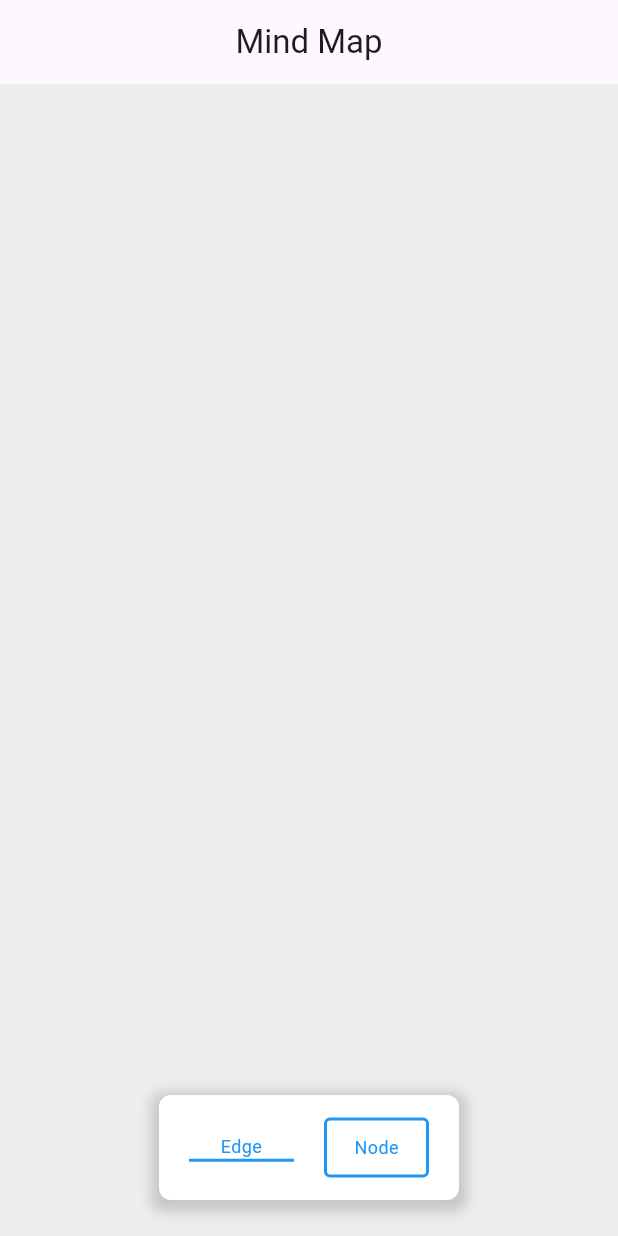
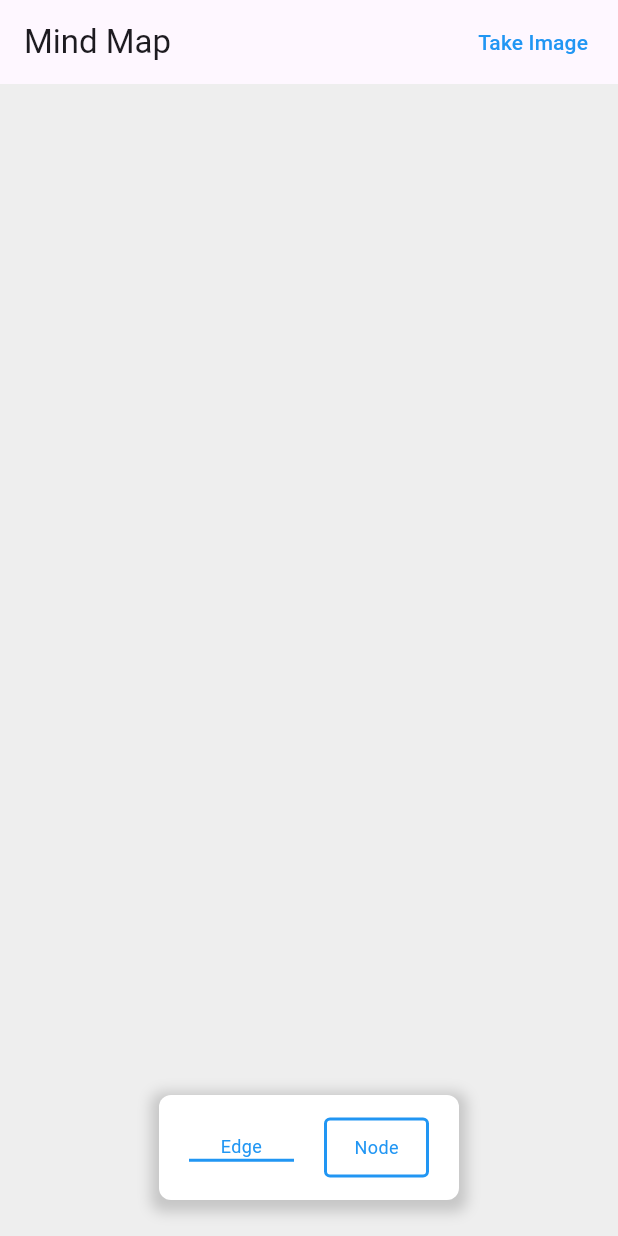
Before and after one commit to B-Mohammad/mind_map, a Flutter app: the screen it shows after launch, on a phone screen of 412 x 824 dp. Run offline on Flutter 3.47's test engine with Material 3 defaults, Android fonts, the phone set to English and light mode, and no system bars; drawn by our look-alikes of screenshot; our stand-ins replace flutter_colorpicker, get, image_picker; missing offline and left inert: dart:html.

Commit message:
fix bug - add save image - add notif

```diff
--- a/lib/main.dart
+++ b/lib/main.dart
@@ -15,10 +15,6 @@ class MyApp extends StatelessWidget {
       debugShowCheckedModeBanner: false,
       title: 'Mind Map',
       home: Scaffold(
-        appBar: AppBar(
-          title: const Text("Mind Map"),
-          centerTitle: true,
-        ),
         backgroundColor: Colors.grey[200],
         body: const MainPage(),
       ),
--- a/lib/screens/main_page.dart
+++ b/lib/screens/main_page.dart
@@ -1,3 +1,6 @@
+import 'dart:async';
+
+import 'package:flutter/foundation.dart';
 import 'package:flutter/material.dart';
 import 'package:flutter/services.dart';
 import 'package:flutter_colorpicker/flutter_colorpicker.dart';
@@ -9,6 +12,10 @@ import 'package:mind_map/widgets/custom_dialog_create_node.dart';
 import 'package:mind_map/widgets/custom_dialog_delete_node.dart';
 import 'package:mind_map/widgets/node_widget.dart';
 import 'package:mind_map/widgets/tool_bar_widget.dart';
+import 'package:screenshot/screenshot.dart';
+import 'package:mind_map/utils/save_image_stub.dart'
+    if (dart.library.html) 'package:mind_map/utils/save_image_web.dart'
+    if (dart.library.io) 'package:mind_map/utils/save_image_desktop.dart';
 
 class MainPage extends StatefulWidget {
   const MainPage({super.key});
@@ -18,11 +25,13 @@ class MainPage extends StatefulWidget {
 }
 
 class _MainPageState extends State<MainPage> {
+  late final ScreenshotController screenshotController;
   late final MainPageController _controller;
   late final FocusNode _focusNode;
 
   @override
   void initState() {
+    screenshotController = ScreenshotController();
     _controller = Get.put(MainPageController());
     _focusNode = FocusNode();
     super.initState();
@@ -33,6 +42,10 @@ class _MainPageState extends State<MainPage> {
     _focusNode.dispose();
     _controller.dispose();
     super.dispose();
+  }
+
+  void saveImage(Uint8List imageData, String fileName) {
+    saveImageToDisk(imageData, fileName);
   }
 
   List<NodeWidget> createNodeWidget() {
@@ -127,7 +140,39 @@ class _MainPageState extends State<MainPage> {
 
   @override
   Widget build(BuildContext context) {
-    return GetBuilder<MainPageController>(builder: (controller) {
+    return Column(
+      children: [
+        AppBar(
+          actions: [
+            Padding(
+              padding: const EdgeInsets.all(8.0),
+              child: TextButton(
+                onPressed: () {
+                  _controller.setIsCapMode = true;
+                  screenshotController
+                      .capture(pixelRatio: 2)
+                      .then((Uint8List? image) {
+                    if (image != null) {
+                      saveImage(image,
+                          DateTime.now().millisecondsSinceEpoch.toString());
+                    }
+                  }).catchError((onError) {
+                    print(onError);
+                  });
+                  Future.delayed(const Duration(milliseconds: 50),
+                      () => _controller.setIsCapMode = false);
+                },
+                child: const Text(
+                  "Take Image",
+                  style: TextStyle(color: Colors.blue),
+                ),
+              ),
+            )
+          ],
+          title: const Text("Mind Map"),
+        ),
+        Expanded(
+          child: GetBuilder<MainPageController>(builder: (controller) {
             debugPrint("+++rebuild+++");
             return KeyboardListener(
               focusNode: _focusNode,
@@ -144,6 +189,8 @@ class _MainPageState extends State<MainPage> {
                 onHover: (event) {
                   controller.setDragPosition = event.localPosition;
                 },
+                child: Screenshot(
+                  controller: screenshotController,
                   child: CustomPaint(
                     painter: LinePainter(
                         edges: controller.edges,
@@ -165,11 +212,13 @@ class _MainPageState extends State<MainPage> {
                                   height: 40,
                                   width: 70,
                                   decoration: BoxDecoration(
-                              border: Border.all(width: 2, color: Colors.blue),
+                                      border: Border.all(
+                                          width: 2, color: Colors.blue),
                                       borderRadius: BorderRadius.circular(4)),
                                   child: const Text(
                                     "Node",
-                            style: TextStyle(color: Colors.blue, fontSize: 12),
+                                    style: TextStyle(
+                                        color: Colors.blue, fontSize: 12),
                                   ),
                                 ),
                               ),
@@ -191,7 +240,8 @@ class _MainPageState extends State<MainPage> {
                                   child: const Text(
                                     "Edge",
                                     textAlign: TextAlign.center,
-                            style: TextStyle(color: Colors.blue, fontSize: 12),
+                                    style: TextStyle(
+                                        color: Colors.blue, fontSize: 12),
                                   ),
                                 ),
                               ),
@@ -200,12 +250,13 @@ class _MainPageState extends State<MainPage> {
                         GestureDetector(
                           onTapDown: (details) async {
                             if (controller.isAddingCircle) {
-                      final result =
-                          await showDetailCustomDialog(context: context);
+                              final result = await showDetailCustomDialog(
+                                  context: context);
                               debugPrint(result.toString());
                               if (result != null) {
                                 controller.createNode(
-                          pos: details.localPosition - const Offset(80, 45),
+                                  pos: details.localPosition -
+                                      const Offset(80, 45),
                                   des: result["des"],
                                   imageUrl: result["imgUrl"],
                                   name: result["name"],
@@ -215,6 +266,7 @@ class _MainPageState extends State<MainPage> {
                             }
                           },
                         ),
+                        if (!controller.isCapMode)
                           Align(
                             alignment: Alignment.bottomCenter,
                             child: ToolBarWidget(
@@ -230,7 +282,11 @@ class _MainPageState extends State<MainPage> {
                     ),
                   ),
                 ),
+              ),
             );
-    });
+          }),
+        ),
+      ],
+    );
   }
 }
--- /dev/null
+++ b/lib/utils/save_image_stub.dart
@@ -0,0 +1,5 @@
+import 'dart:typed_data';
+
+void saveImageToDisk(Uint8List imageData, String fileName) {
+  throw UnsupportedError('Cannot save image on this platform');
+}
--- a/lib/widgets/custom_dialog_create_node.dart
+++ b/lib/widgets/custom_dialog_create_node.dart
@@ -1,9 +1,10 @@
 // ignore_for_file: must_be_immutable
 
 import 'dart:io';
-import 'package:file_picker/file_picker.dart';
+import 'package:flutter/foundation.dart';
 import 'package:flutter/material.dart';
 import 'package:flutter_colorpicker/flutter_colorpicker.dart';
+import 'package:image_picker/image_picker.dart';
 
 class CustomDialogCreateNode extends StatefulWidget {
   Map<String, String?>? data;
@@ -24,14 +25,11 @@ class _CustomDialogCreateNodeState extends State<CustomDialogCreateNode> {
   late Color _currentColor;
 
   Future<void> _pickImage() async {
-    FilePickerResult? result = await FilePicker.platform.pickFiles(
-      type: FileType.image,
-    );
-
-    if (result != null) {
+    final ImagePicker picker = ImagePicker();
+    final XFile? image = await picker.pickImage(source: ImageSource.gallery);
+    if (image != null) {
       setState(() {
-        // print(result.files.single.path);
-        _selectedImage = File(result.files.single.path!);
+        _selectedImage = File(image.path);
       });
     }
   }
@@ -115,14 +113,19 @@ class _CustomDialogCreateNodeState extends State<CustomDialogCreateNode> {
               border: OutlineInputBorder(),
             ),
           ),
-          const SizedBox(height: 20),
+          SizedBox(height: 20),
           Container(
             width: double.infinity,
             height: 130,
             decoration: BoxDecoration(
                 image: _selectedImage != null
-                    ? DecorationImage(
-                        image: FileImage(_selectedImage!), fit: BoxFit.contain)
+                    ? kIsWeb
+                        ? DecorationImage(
+                            image: NetworkImage(_selectedImage!.path),
+                            fit: BoxFit.contain)
+                        : DecorationImage(
+                            image: FileImage(_selectedImage!),
+                            fit: BoxFit.contain)
                     : null,
                 border: Border.all(color: Colors.grey),
                 borderRadius: BorderRadius.circular(8)),
--- a/pubspec.yaml
+++ b/pubspec.yaml
@@ -36,8 +36,11 @@ dependencies:
   # Use with the CupertinoIcons class for iOS style icons.
   cupertino_icons: ^1.0.6
   get: ^4.6.6
-  file_picker: ^8.0.5
   flutter_colorpicker: ^1.1.0
+  screenshot: ^2.5.0
+  image_picker: ^1.1.2
+  path_provider: ^2.1.4
+  html: ^0.15.4
 
 
 dev_dependencies:
```
Also changed, not shown: lib/models/page_controller.dart (+8 -0 lines), lib/utils/save_image_desktop.dart (added, +21 -0 lines), lib/utils/save_image_web.dart (added, +22 -0 lines), lib/widgets/node_widget.dart (+13 -6 lines), pubspec.lock, 5 other files. Lines whose indentation alone changed are shown as unchanged.
